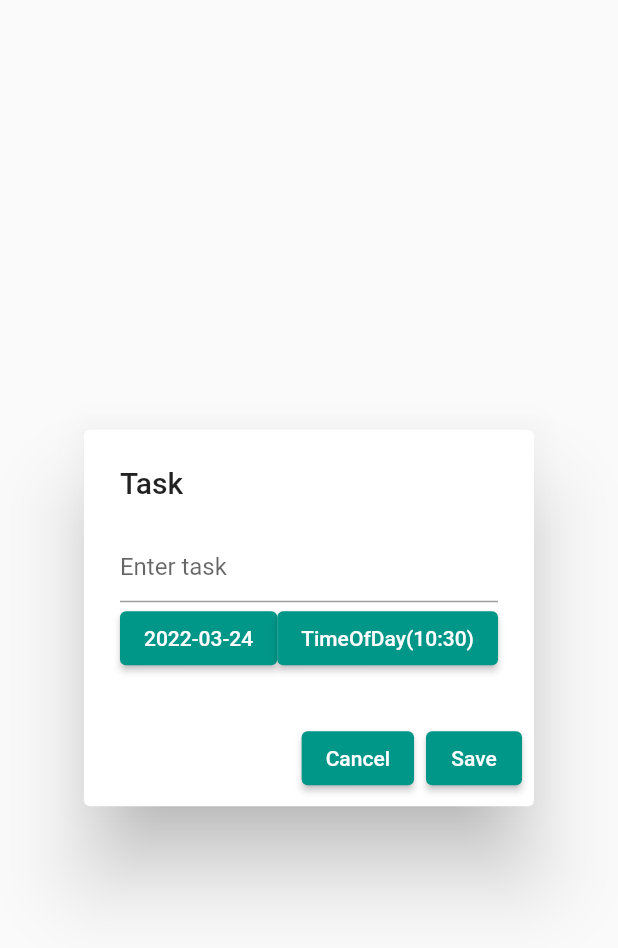
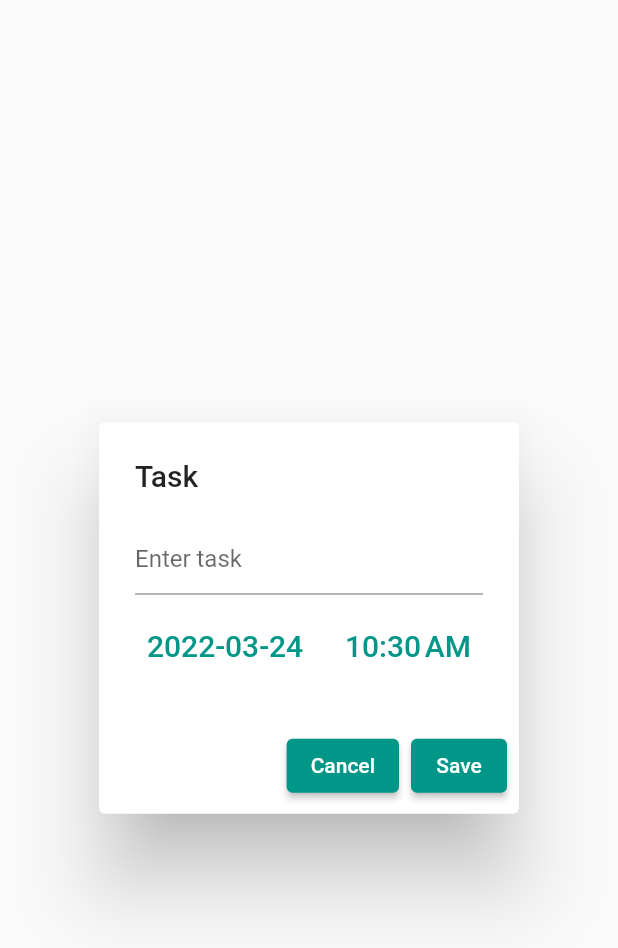
Before and after one commit to aparnapanda55/gloify_todo, a Flutter app: the CreateTodoDialog widget shown alone on an empty page, opened directly, on a phone screen of 412 x 824 dp. Shown: the top 948 px of the screen. Run offline on Flutter 3.47's test engine with Material 2 defaults, Android fonts, the light colour scheme and no system bars; our stand-ins replace cloud_firestore, firebase_core; accounts and stored records are empty.

Commit message:
date time selector refractored

```diff
--- a/lib/widgets/create_todo_dialog.dart
+++ b/lib/widgets/create_todo_dialog.dart
@@ -1,4 +1,5 @@
 import 'package:flutter/material.dart';
+import 'package:intl/intl.dart';
 import '../models.dart';
 
 class CreateTodoDialog extends StatefulWidget {
@@ -38,13 +39,15 @@ class _CreateTodoDialogState extends State<CreateTodoDialog> {
             controller: controller,
             decoration: const InputDecoration(hintText: 'Enter task'),
           ),
+          SizedBox(height: 10),
           Row(
             children: [
-              ElevatedButton(
+              TextButton(
                 onPressed: selectDate,
                 child: DatePreview(selectedDate: selectedDate),
               ),
-              ElevatedButton(
+              Spacer(),
+              TextButton(
                 onPressed: selectTime,
                 child: TimePreview(selectedTime: selectedTime),
               ),
@@ -118,9 +121,19 @@ class TimePreview extends StatelessWidget {
 
   final TimeOfDay selectedTime;
 
+  String formatTimeOfDay(TimeOfDay tod) {
+    final now = new DateTime.now();
+    final dt = DateTime(now.year, now.month, now.day, tod.hour, tod.minute);
+    final format = DateFormat.jm(); //"6:00 AM"
+    return format.format(dt);
+  }
+
   @override
   Widget build(BuildContext context) {
-    return Text('$selectedTime');
+    return Text(
+      formatTimeOfDay(selectedTime),
+      style: TextStyle(fontSize: 20),
+    );
   }
 }
 
@@ -134,6 +147,9 @@ class DatePreview extends StatelessWidget {
 
   @override
   Widget build(BuildContext context) {
-    return Text('$selectedDate'.split(' ')[0]);
+    return Text(
+      '$selectedDate'.split(' ')[0],
+      style: TextStyle(fontSize: 20),
+    );
   }
 }
```
